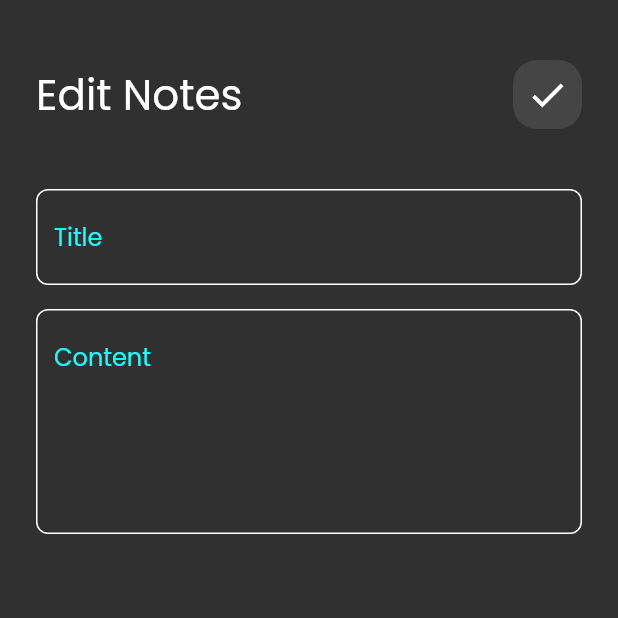
After one commit to FarahSa1/notes_app, a Flutter app: the screen it shows after launch, after a tap on "Flutter tips", on a phone screen of 412 x 824 dp, the top half of it. The commit adds this screen. Run offline on Flutter 3.47's test engine with Material 3 defaults, Android fonts, the phone set to English and light mode, and no system bars; our stand-ins replace font_awesome_flutter.

Commit message:
create edit note view ans finish ui

```diff
--- /dev/null
+++ b/lib/views/edit_note_view.dart
@@ -0,0 +1,13 @@
+import 'package:flutter/material.dart';
+import 'package:notes_app/widgets/edit_note_view_body.dart';
+
+class EditNoteView extends StatelessWidget {
+  const EditNoteView({super.key});
+
+  @override
+  Widget build(BuildContext context) {
+    return Scaffold(
+      body: EditNoteViewBody(),
+    );
+  }
+}
--- a/lib/widgets/custom_app_bar.dart
+++ b/lib/widgets/custom_app_bar.dart
@@ -1,17 +1,19 @@
 import 'package:flutter/material.dart';
-import 'package:notes_app/widgets/custom_search_icon.dart';
+import 'package:notes_app/widgets/custom_icon.dart';
 
 class CustomAppBar extends StatelessWidget {
-  const CustomAppBar({super.key});
+  const CustomAppBar({super.key, required this.title, required this.icon});
+  final String title;
+  final IconData icon;
 
   @override
   Widget build(BuildContext context) {
     return Row(
-          mainAxisAlignment: MainAxisAlignment.spaceBetween,
-          children: const [
-            Text('Notes', style: TextStyle(fontSize: 28,),),
-            CustomSearchIcon()
-          ],
-        );
+      mainAxisAlignment: MainAxisAlignment.spaceBetween,
+      children: [
+        Text(title, style: TextStyle(fontSize: 28)),
+        CustomIcon(icon: icon),
+      ],
+    );
   }
 }
--- a/lib/widgets/custom_search_icon.dart
+++ b/lib/widgets/custom_icon.dart
@@ -1,7 +1,8 @@
 import 'package:flutter/material.dart';
 
-class CustomSearchIcon extends StatelessWidget {
-  const CustomSearchIcon({super.key});
+class CustomIcon extends StatelessWidget {
+  const CustomIcon({super.key, required this.icon});
+  final IconData icon;
 
   @override
   Widget build(BuildContext context) {
@@ -10,11 +11,9 @@ class CustomSearchIcon extends StatelessWidget {
       width: 46,
       decoration: BoxDecoration(
         color: Colors.white.withValues(alpha: 0.1), //opacity
-        borderRadius: BorderRadius.circular(16)
+        borderRadius: BorderRadius.circular(16),
       ),
-      child: const Center(
-        child: Icon(Icons.search, size: 28,),
-      ),
+      child: Center(child: Icon(icon, size: 28)),
     );
   }
 }
--- a/lib/widgets/custom_note_item.dart
+++ b/lib/widgets/custom_note_item.dart
@@ -1,12 +1,24 @@
 import 'package:flutter/material.dart';
 import 'package:font_awesome_flutter/font_awesome_flutter.dart';
+import 'package:notes_app/views/edit_note_view.dart';
 
 class NoteItem extends StatelessWidget {
   const NoteItem({super.key});
 
   @override
   Widget build(BuildContext context) {
-    return Container(
+    return GestureDetector(
+      onTap: () {
+        Navigator.push(
+          context,
+          MaterialPageRoute(
+            builder: (context) {
+              return const EditNoteView();
+            },
+          ),
+        );
+      },
+      child: Container(
         padding: const EdgeInsets.only(left: 16, top: 24, bottom: 24),
         decoration: BoxDecoration(
           color: const Color(0xffFFCC80),
@@ -52,6 +64,7 @@ class NoteItem extends StatelessWidget {
             ),
           ],
         ),
+      ),
     );
   }
 }
--- a/lib/widgets/custom_text_field.dart
+++ b/lib/widgets/custom_text_field.dart
@@ -13,7 +13,7 @@ class CustomTextField extends StatelessWidget {
       maxLines: maxLines,
       decoration: InputDecoration(
         hintText: hintText,
-        hintStyle: TextStyle(color: kPrimaryColor),
+        hintStyle: TextStyle(color: kPrimaryColor,),
         enabledBorder: buildBorder(),
         focusedBorder: buildBorder(kPrimaryColor),
       ),
--- /dev/null
+++ b/lib/widgets/edit_note_view_body.dart
@@ -0,0 +1,24 @@
+import 'package:flutter/material.dart';
+import 'package:notes_app/widgets/custom_app_bar.dart';
+import 'package:notes_app/widgets/custom_text_field.dart';
+
+class EditNoteViewBody extends StatelessWidget {
+  const EditNoteViewBody({super.key});
+
+  @override
+  Widget build(BuildContext context) {
+    return Padding(
+      padding: const EdgeInsets.symmetric(horizontal: 24.0), //يكون نفس البادنج في الفيو الاولى عشان تناسق المسافات بكل الفيوز يكون واحد
+      child: Column(
+        children: const [
+          SizedBox(height: 40),
+          CustomAppBar(title: 'Edit Notes', icon: Icons.check,),
+          SizedBox(height: 40),
+          CustomTextField(hintText: 'Title'),
+          SizedBox(height: 16),
+          CustomTextField(hintText: 'Content', maxLines: 5,)
+        ],
+      ),
+    );
+  }
+}
--- a/lib/widgets/notes_view_body.dart
+++ b/lib/widgets/notes_view_body.dart
@@ -12,7 +12,7 @@ class NotesViewBody extends StatelessWidget {
       child: Column(
         children: const [
            SizedBox(height: 40),
-           CustomAppBar(),
+           CustomAppBar(title: 'Notes', icon: Icons.search,),
            Expanded(child: NotesListView())
         ],
       ),
```
Lines whose indentation alone changed are shown as unchanged.
